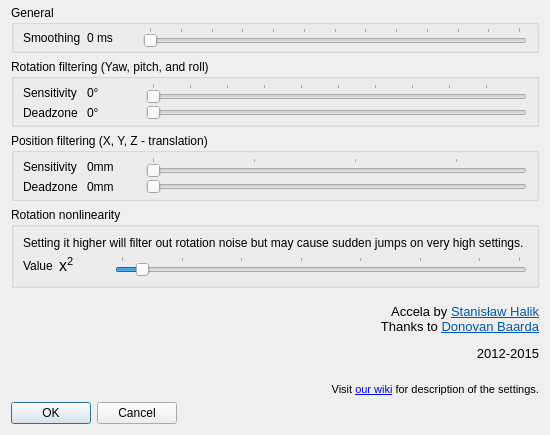
Old version of the form filter-accela/ftnoir_accela_filtercontrols.ui in the repository opentrack/opentrack.
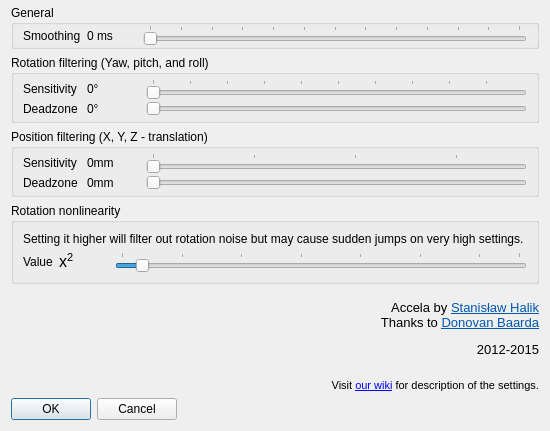
New version of the form. Icons and pictures are not drawn.

Commit message: filter/accela: fix wrapping/layout for translations

What changed in the file:
```diff
--- a/filter-accela/ftnoir_accela_filtercontrols.ui
+++ b/filter-accela/ftnoir_accela_filtercontrols.ui
@@ -10,11 +10,11 @@
     <x>0</x>
     <y>0</y>
     <width>550</width>
-    <height>435</height>
+    <height>431</height>
    </rect>
   </property>
   <property name="sizePolicy">
-   <sizepolicy hsizetype="Fixed" vsizetype="Fixed">
+   <sizepolicy hsizetype="Preferred" vsizetype="Preferred">
     <horstretch>0</horstretch>
     <verstretch>0</verstretch>
    </sizepolicy>
@@ -64,6 +64,12 @@
       </item>
       <item>
        <widget class="QSlider" name="ewma_slider">
+        <property name="sizePolicy">
+         <sizepolicy hsizetype="Expanding" vsizetype="Maximum">
+          <horstretch>0</horstretch>
+          <verstretch>0</verstretch>
+         </sizepolicy>
+        </property>
         <property name="minimum">
          <number>0</number>
         </property>
@@ -133,6 +139,12 @@
       </item>
       <item row="1" column="2">
        <widget class="QSlider" name="trans_dz_slider">
+        <property name="sizePolicy">
+         <sizepolicy hsizetype="Expanding" vsizetype="Maximum">
+          <horstretch>0</horstretch>
+          <verstretch>0</verstretch>
+         </sizepolicy>
+        </property>
         <property name="minimum">
          <number>0</number>
         </property>
@@ -169,6 +181,12 @@
       </item>
       <item row="0" column="2">
        <widget class="QSlider" name="translation_slider">
+        <property name="sizePolicy">
+         <sizepolicy hsizetype="Expanding" vsizetype="Maximum">
+          <horstretch>0</horstretch>
+          <verstretch>0</verstretch>
+         </sizepolicy>
+        </property>
         <property name="minimum">
          <number>0</number>
         </property>
@@ -244,6 +262,12 @@
       </item>
       <item row="0" column="2">
        <widget class="QSlider" name="rotation_slider">
+        <property name="sizePolicy">
+         <sizepolicy hsizetype="Expanding" vsizetype="Maximum">
+          <horstretch>0</horstretch>
+          <verstretch>0</verstretch>
+         </sizepolicy>
+        </property>
         <property name="minimum">
          <number>0</number>
         </property>
@@ -286,6 +310,12 @@
       </item>
       <item row="1" column="2">
        <widget class="QSlider" name="rot_dz_slider">
+        <property name="sizePolicy">
+         <sizepolicy hsizetype="Expanding" vsizetype="Maximum">
+          <horstretch>0</horstretch>
+          <verstretch>0</verstretch>
+         </sizepolicy>
+        </property>
         <property name="minimum">
          <number>0</number>
         </property>
@@ -367,6 +397,12 @@
          </item>
          <item>
           <widget class="QSlider" name="rot_nl_slider">
+           <property name="sizePolicy">
+            <sizepolicy hsizetype="Expanding" vsizetype="Maximum">
+             <horstretch>0</horstretch>
+             <verstretch>0</verstretch>
+            </sizepolicy>
+           </property>
            <property name="minimum">
             <number>0</number>
            </property>
```
